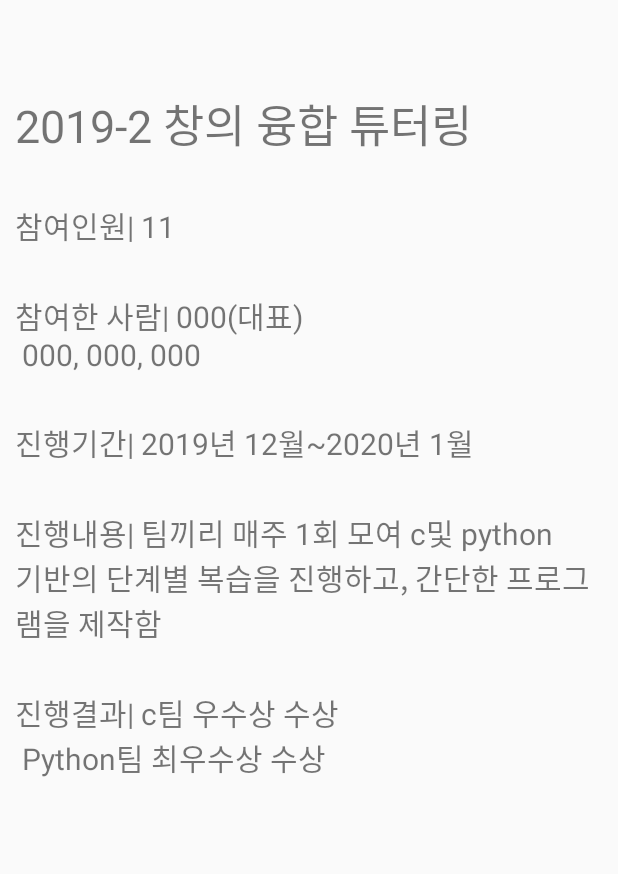
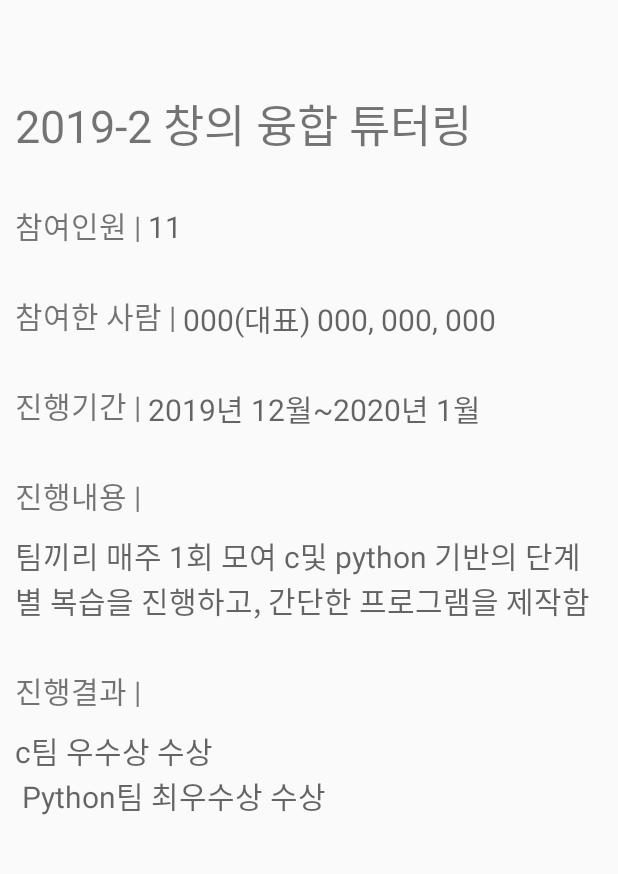
Before and after one commit to lgt0816/mo_yeo, an Android app: the ActLookActivity screen opened directly, with no data from a screen before it, on a phone screen of 412 x 824 dp, the part 84-958 px from its top. Run offline under Robolectric (Android 15) with nearby library versions, the phone set to English and light mode, and no system bars.

Commit message:
modify app_1

```diff
--- a/App/JR/combine_app_1/app/src/main/AndroidManifest.xml
+++ b/App/JR/combine_app_1/app/src/main/AndroidManifest.xml
@@ -51,6 +51,7 @@
         <activity android:name=".WhyWarningActivity"/>
         <activity android:name=".OutListActivity"/>
         <activity android:name=".WhyOutActivity"/>
+        <activity android:name=".MtEndActivity"/>
     </application>
 
 </manifest>
--- a/App/JR/combine_app_1/app/src/main/res/layout/actlook.xml
+++ b/App/JR/combine_app_1/app/src/main/res/layout/actlook.xml
@@ -38,50 +38,120 @@
         android:text="2019-2 창의 융합 튜터링"
         android:textSize="30dp"/>
 
+
             <LinearLayout
                 android:layout_width="match_parent"
                 android:layout_height="match_parent"
                 android:orientation="vertical">
 
+                <LinearLayout
+                    android:layout_width="match_parent"
+                    android:layout_height="wrap_content"
+                    android:orientation="horizontal">
+
                     <TextView
                         android:id="@+id/textView5"
-                android:layout_width="match_parent"
+                        android:layout_width="wrap_content"
                         android:layout_height="wrap_content"
-                android:text="참여인원| 11"
+                        android:text="참여인원 | "
                         android:layout_marginBottom="30dp"
                         android:textSize="20dp"/>
 
                     <TextView
+                        android:layout_width="match_parent"
+                        android:layout_height="wrap_content"
+                        android:textSize="20dp"
+                        android:hint="11"/>
+
+                </LinearLayout>
+
+                <LinearLayout
+                    android:layout_width="match_parent"
+                    android:layout_height="match_parent"
+                    android:orientation="horizontal">
+
+                    <TextView
                         android:id="@+id/textView6"
+                        android:layout_width="wrap_content"
+                        android:layout_height="wrap_content"
+                        android:layout_marginBottom="30dp"
+                        android:text="참여한 사람 | "
+                        android:textSize="20dp"/>
+
+                    <TextView
+                        android:layout_width="wrap_content"
+                        android:layout_height="wrap_content"
+                        android:textSize="20dp"
+                        android:hint="000(대표) 000, 000, 000"/>
+
+
+                </LinearLayout>
+
+                <LinearLayout
+                    android:layout_width="match_parent"
+                    android:layout_height="wrap_content"
+                    android:orientation="horizontal">
+
+                    <TextView
+                        android:id="@+id/textView7"
+                        android:layout_width="wrap_content"
+                        android:layout_height="wrap_content"
+                        android:layout_marginBottom="30dp"
+                        android:text="진행기간 | "
+                        android:textSize="20dp"/>
+
+                    <TextView
+                        android:layout_width="match_parent"
+                        android:layout_height="wrap_content"
+                        android:hint="2019년 12월~2020년 1월"
+                        android:textSize="20dp"/>
+
+                </LinearLayout>
+
+                <LinearLayout
                     android:layout_width="match_parent"
                     android:layout_height="wrap_content"
                     android:layout_marginBottom="30dp"
-                android:text="참여한 사람| 000(대표)\n 000, 000, 000"
-                android:textSize="20dp"/>
-
-            <TextView
-                android:id="@+id/textView7"
-                android:layout_width="match_parent"
-                android:layout_height="wrap_content"
-                android:layout_marginBottom="30dp"
-                android:text="진행기간| 2019년 12월~2020년 1월"
-                android:textSize="20dp"/>
+                    android:orientation="vertical">
 
                     <TextView
                         android:id="@+id/textView9"
                         android:layout_width="match_parent"
                         android:layout_height="wrap_content"
+                        android:layout_marginBottom="10dp"
+                        android:text="진행내용 | "
+                        android:textSize="20dp"/>
+
+                    <TextView
+                        android:layout_width="match_parent"
+                        android:layout_height="wrap_content"
+                        android:hint="팀끼리 매주 1회 모여 c및 python 기반의 단계별 복습을 진행하고, 간단한 프로그램을 제작함"
+                        android:textSize="20dp"/>
+
+                </LinearLayout>
+
+                <LinearLayout
+                    android:layout_width="match_parent"
+                    android:layout_height="wrap_content"
                     android:layout_marginBottom="30dp"
-                android:text="진행내용| 팀끼리 매주 1회 모여 c및 python\n기반의 단계별 복습을 진행하고, 간단한 프로그램을 제작함"
-                android:textSize="20dp"/>
+                    android:orientation="vertical">
+
 
                     <TextView
                         android:id="@+id/textView10"
                         android:layout_width="match_parent"
                         android:layout_height="wrap_content"
                         android:textSize="20dp"
-                android:layout_marginBottom="20dp"
-                android:text="진행결과| c팀 우수상 수상\n Python팀 최우수상 수상"/>
+                        android:layout_marginBottom="10dp"
+                        android:text="진행결과 | "/>
+
+                    <TextView
+                        android:layout_width="match_parent"
+                        android:layout_height="wrap_content"
+                        android:hint="c팀 우수상 수상\n Python팀 최우수상 수상"
+                        android:textSize="20dp"/>
+
+                </LinearLayout>
             </LinearLayout>
         </LinearLayout>
     </ScrollView>
```
Also changed, not shown: App/JR/combine_app_1/app/src/main/java/com/example/a1_moyeo/IngActivityDetail.java (+52 -0 lines), App/JR/combine_app_1/app/src/main/java/com/example/a1_moyeo/MtEndActivity.java (added, +50 -0 lines), App/JR/combine_app_1/app/src/main/res/layout/mtend.xml (added, +186 -0 lines). Lines whose indentation alone changed are shown as unchanged.
